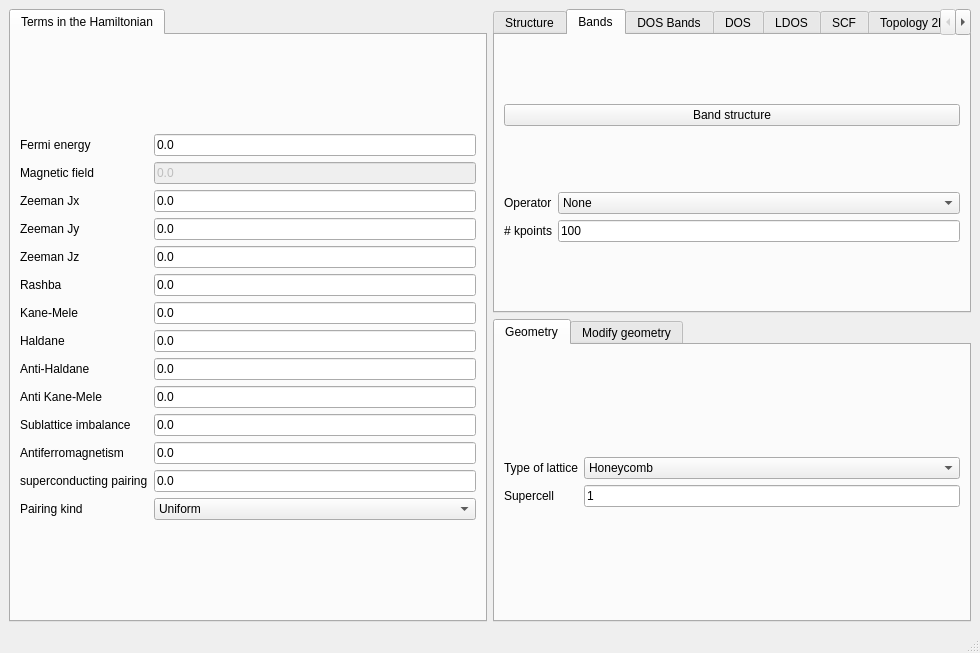
Qt form development/interface-pyqt/2d/interface.ui (joselado/quantum-honeycomp) before a commit.
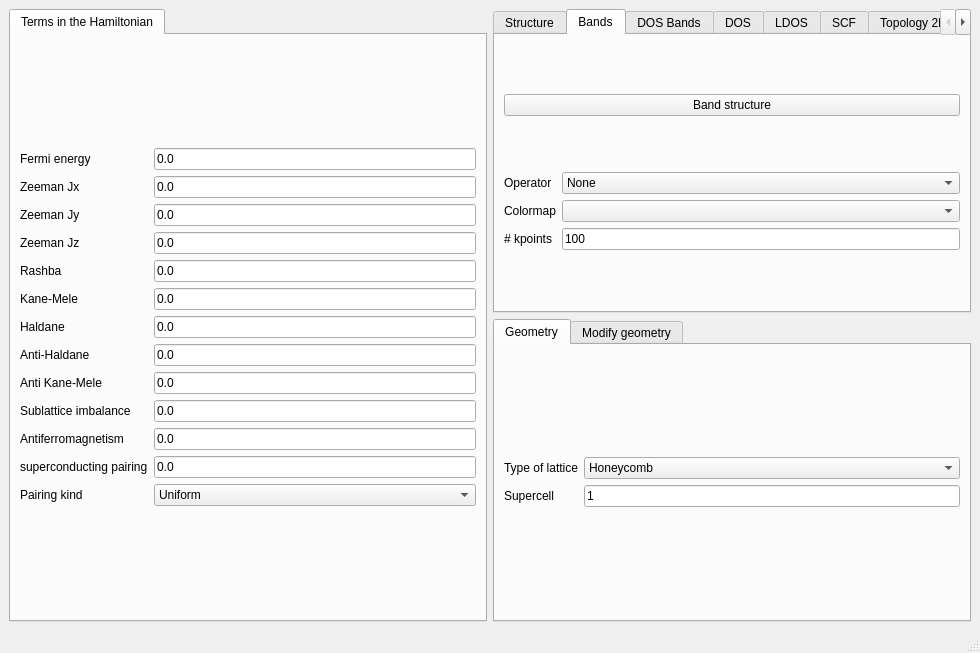
The same form after that commit. The open tabs and pages were chosen to show the change.

```diff
--- a/development/interface-pyqt/2d/interface.ui
+++ b/development/interface-pyqt/2d/interface.ui
@@ -27,42 +27,42 @@
        <layout class="QGridLayout" name="gridLayout_24">
         <item row="0" column="0">
          <layout class="QGridLayout" name="gridLayout">
-          <item row="12" column="1">
+          <item row="11" column="1">
            <widget class="QLineEdit" name="swave">
             <property name="text">
              <string>0.0</string>
             </property>
            </widget>
           </item>
-          <item row="4" column="1">
+          <item row="3" column="1">
            <widget class="QLineEdit" name="Bz">
             <property name="text">
              <string>0.0</string>
             </property>
            </widget>
           </item>
-          <item row="2" column="1">
+          <item row="1" column="1">
            <widget class="QLineEdit" name="Bx">
             <property name="text">
              <string>0.0</string>
             </property>
            </widget>
           </item>
-          <item row="4" column="0">
+          <item row="3" column="0">
            <widget class="QLabel" name="label_5">
             <property name="text">
              <string>Zeeman Jz</string>
             </property>
            </widget>
           </item>
-          <item row="10" column="1">
+          <item row="9" column="1">
            <widget class="QLineEdit" name="mAB">
             <property name="text">
              <string>0.0</string>
             </property>
            </widget>
           </item>
-          <item row="3" column="1">
+          <item row="2" column="1">
            <widget class="QLineEdit" name="By">
             <property name="text">
              <string>0.0</string>
@@ -76,38 +76,28 @@
             </property>
            </widget>
           </item>
-          <item row="1" column="1">
-           <widget class="QLineEdit" name="peierls">
-            <property name="enabled">
-             <bool>false</bool>
-            </property>
-            <property name="text">
-             <string>0.0</string>
-            </property>
-           </widget>
-          </item>
-          <item row="6" column="1">
+          <item row="5" column="1">
            <widget class="QLineEdit" name="kanemele">
             <property name="text">
              <string>0.0</string>
             </property>
            </widget>
           </item>
-          <item row="7" column="0">
+          <item row="6" column="0">
            <widget class="QLabel" name="label_24">
             <property name="text">
              <string>Haldane</string>
             </property>
            </widget>
           </item>
-          <item row="8" column="1">
+          <item row="7" column="1">
            <widget class="QLineEdit" name="antihaldane">
             <property name="text">
              <string>0.0</string>
             </property>
            </widget>
           </item>
-          <item row="12" column="0">
+          <item row="11" column="0">
            <widget class="QLabel" name="label_26">
             <property name="text">
              <string>superconducting pairing</string>
@@ -124,105 +114,98 @@
             </property>
            </widget>
           </item>
-          <item row="5" column="1">
+          <item row="4" column="1">
            <widget class="QLineEdit" name="rashba">
             <property name="text">
              <string>0.0</string>
             </property>
            </widget>
           </item>
-          <item row="7" column="1">
+          <item row="6" column="1">
            <widget class="QLineEdit" name="haldane">
             <property name="text">
              <string>0.0</string>
             </property>
            </widget>
           </item>
-          <item row="11" column="1">
+          <item row="10" column="1">
            <widget class="QLineEdit" name="mAF">
             <property name="text">
              <string>0.0</string>
             </property>
            </widget>
           </item>
-          <item row="5" column="0">
+          <item row="4" column="0">
            <widget class="QLabel" name="label_10">
             <property name="text">
              <string>Rashba</string>
             </property>
            </widget>
           </item>
-          <item row="6" column="0">
+          <item row="5" column="0">
            <widget class="QLabel" name="label_11">
             <property name="text">
              <string>Kane-Mele</string>
             </property>
            </widget>
           </item>
-          <item row="2" column="0">
+          <item row="1" column="0">
            <widget class="QLabel" name="label_3">
             <property name="text">
              <string>Zeeman Jx</string>
             </property>
            </widget>
           </item>
-          <item row="3" column="0">
+          <item row="2" column="0">
            <widget class="QLabel" name="label_4">
             <property name="text">
              <string>Zeeman Jy</string>
             </property>
            </widget>
           </item>
-          <item row="10" column="0">
+          <item row="9" column="0">
            <widget class="QLabel" name="label_12">
             <property name="text">
              <string>Sublattice imbalance</string>
             </property>
            </widget>
           </item>
-          <item row="1" column="0">
-           <widget class="QLabel" name="label_14">
-            <property name="text">
-             <string>Magnetic field</string>
-            </property>
-           </widget>
-          </item>
-          <item row="11" column="0">
+          <item row="10" column="0">
            <widget class="QLabel" name="label_13">
             <property name="text">
              <string>Antiferromagnetism</string>
             </property>
            </widget>
           </item>
-          <item row="8" column="0">
+          <item row="7" column="0">
            <widget class="QLabel" name="label_25">
             <property name="text">
              <string>Anti-Haldane</string>
             </property>
            </widget>
           </item>
-          <item row="9" column="1">
+          <item row="8" column="1">
            <widget class="QLineEdit" name="antikanemele">
             <property name="text">
              <string>0.0</string>
             </property>
            </widget>
           </item>
-          <item row="9" column="0">
+          <item row="8" column="0">
            <widget class="QLabel" name="label_16">
             <property name="text">
              <string>Anti Kane-Mele</string>
             </property>
            </widget>
           </item>
-          <item row="13" column="0">
+          <item row="12" column="0">
            <widget class="QLabel" name="label_39">
             <property name="text">
              <string>Pairing kind</string>
             </property>
            </widget>
           </item>
-          <item row="13" column="1">
+          <item row="12" column="1">
            <widget class="QComboBox" name="pairing_type">
             <item>
              <property name="text">
@@ -260,7 +243,7 @@
     <item row="0" column="1">
      <widget class="QTabWidget" name="tabWidget_3">
       <property name="currentIndex">
-       <number>1</number>
+       <number>0</number>
       </property>
       <widget class="QWidget" name="tab_4">
        <attribute name="title">
@@ -315,13 +298,6 @@
         </item>
         <item row="1" column="0">
          <layout class="QGridLayout" name="gridLayout_2">
-          <item row="0" column="0">
-           <widget class="QLabel" name="label_15">
-            <property name="text">
-             <string>Operator</string>
-            </property>
-           </widget>
-          </item>
           <item row="0" column="1">
            <widget class="QComboBox" name="bands_color">
             <property name="currentIndex">
@@ -352,22 +328,44 @@
               <string>Valley</string>
              </property>
             </item>
+            <item>
+             <property name="text">
+              <string>IPR</string>
+             </property>
+            </item>
            </widget>
           </item>
-          <item row="1" column="0">
+          <item row="2" column="0">
            <widget class="QLabel" name="label_9">
             <property name="text">
              <string># kpoints</string>
             </property>
            </widget>
           </item>
-          <item row="1" column="1">
+          <item row="0" column="0">
+           <widget class="QLabel" name="label_15">
+            <property name="text">
+             <string>Operator</string>
+            </property>
+           </widget>
+          </item>
+          <item row="2" column="1">
            <widget class="QLineEdit" name="nk_bands">
             <property name="text">
              <string>100</string>
             </property>
            </widget>
           </item>
+          <item row="1" column="0">
+           <widget class="QLabel" name="label_14">
+            <property name="text">
+             <string>Colormap</string>
+            </property>
+           </widget>
+          </item>
+          <item row="1" column="1">
+           <widget class="QComboBox" name="bands_colormap"/>
+          </item>
          </layout>
         </item>
        </layout>
```
